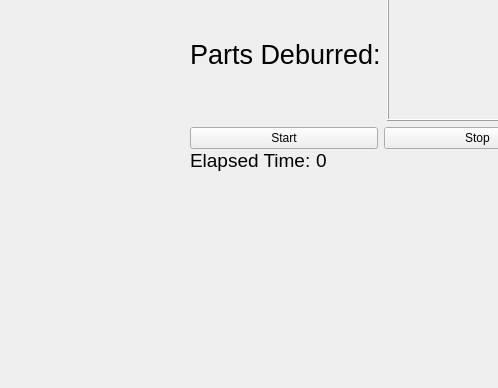
Above: main_ui.ui from Brac24/AutomatedDeburr before the change; both pictures show x 0 to 498 and y 212 to 600 of the 800 by 600 pixel window. Below: the same form after it.
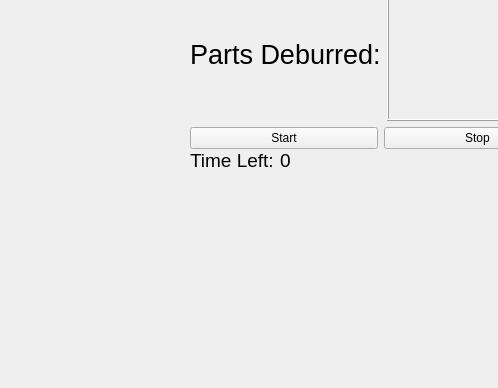
That is the form after the change.

Patch:
```diff
--- a/main_ui.ui
+++ b/main_ui.ui
@@ -99,7 +99,7 @@
         </font>
        </property>
        <property name="text">
-        <string>Elapsed Time:</string>
+        <string>Time Left:</string>
        </property>
       </widget>
      </item>
```
